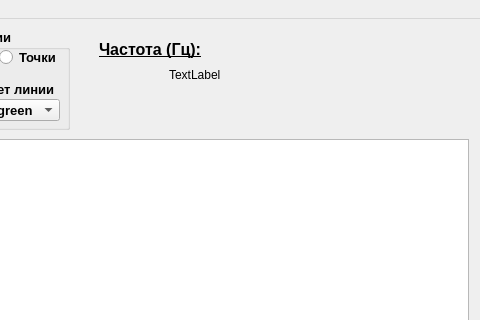
Above: mainwindow.ui from tds1981/Oscilloscope before the change; both pictures show x 641 to 1121 and y 0 to 320 of the 1121 by 729 pixel window. Below: the same form after it.
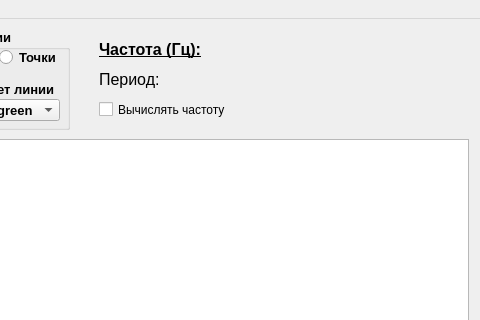
That is the form after the change. Icons and pictures are not drawn.

The edit to the form file:
```diff
--- a/mainwindow.ui
+++ b/mainwindow.ui
@@ -138,25 +138,12 @@
      </property>
     </widget>
    </widget>
-   <widget class="QLabel" name="label">
-    <property name="geometry">
-     <rect>
-      <x>810</x>
-      <y>40</y>
-      <width>221</width>
-      <height>31</height>
-     </rect>
-    </property>
-    <property name="text">
-     <string>TextLabel</string>
-    </property>
-   </widget>
    <widget class="QLabel" name="label_2">
     <property name="geometry">
      <rect>
       <x>740</x>
       <y>20</y>
-      <width>231</width>
+      <width>261</width>
       <height>21</height>
      </rect>
     </property>
@@ -273,6 +260,37 @@
      </item>
     </widget>
    </widget>
+   <widget class="QCheckBox" name="checkBox">
+    <property name="geometry">
+     <rect>
+      <x>740</x>
+      <y>80</y>
+      <width>131</width>
+      <height>21</height>
+     </rect>
+    </property>
+    <property name="text">
+     <string>Вычислять частоту</string>
+    </property>
+   </widget>
+   <widget class="QLabel" name="label">
+    <property name="geometry">
+     <rect>
+      <x>740</x>
+      <y>50</y>
+      <width>301</width>
+      <height>21</height>
+     </rect>
+    </property>
+    <property name="font">
+     <font>
+      <pointsize>12</pointsize>
+     </font>
+    </property>
+    <property name="text">
+     <string>Период:</string>
+    </property>
+   </widget>
   </widget>
   <widget class="QStatusBar" name="statusBar"/>
   <widget class="QMenuBar" name="menuBar">
```
